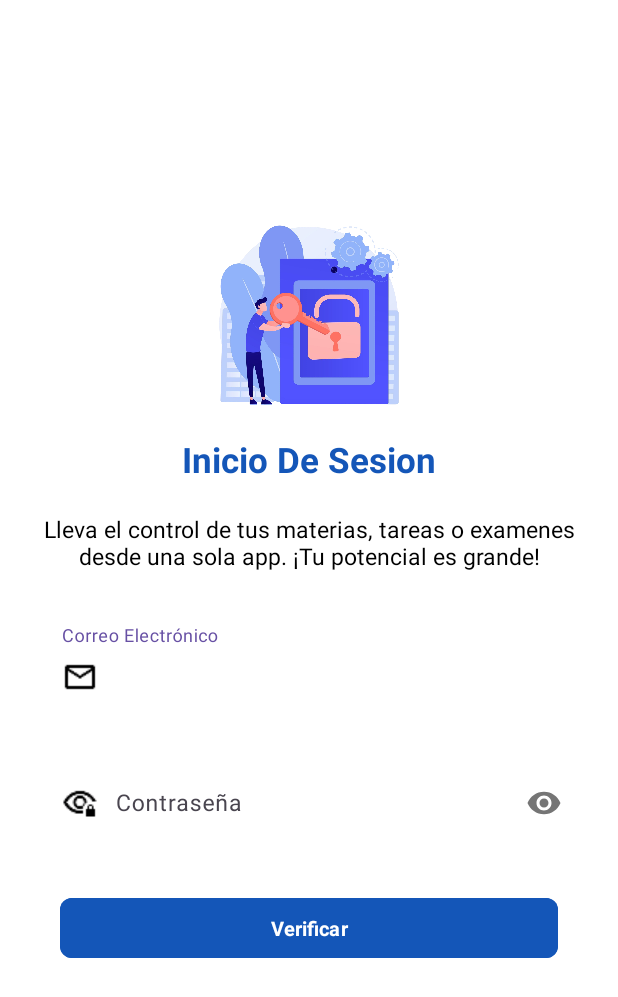
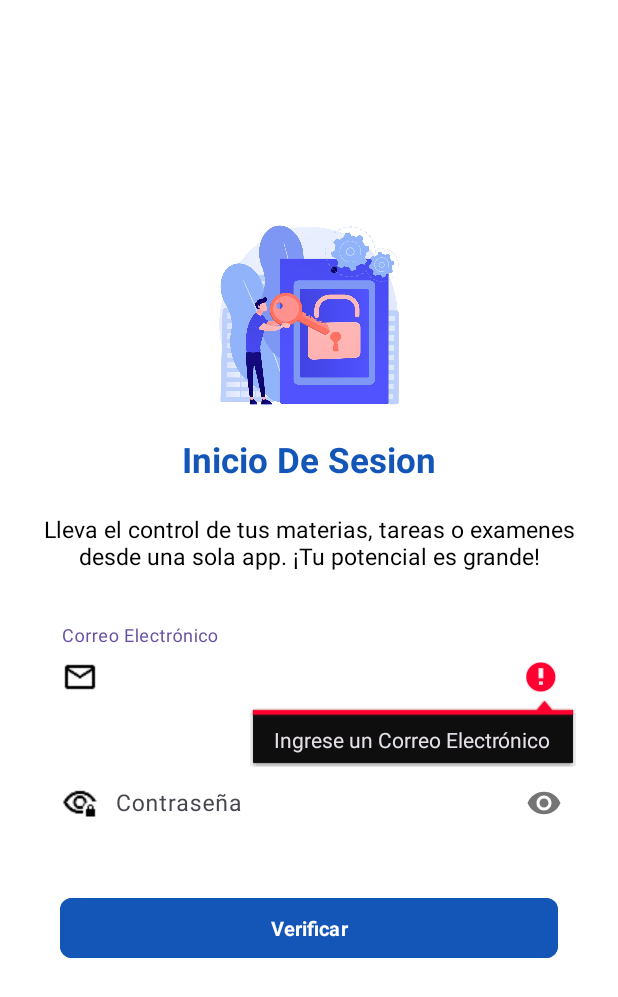
Before and after one commit to LeonidasVS/Agenda-Kotlin, an Android app: the LoginActivity screen opened directly, with no data from a screen before it, after a tap on "Verificar", on a phone screen of 412 x 824 dp. Shown: the top 997 px of the screen. Run offline under Robolectric (Android 15) with nearby library versions, the light colour scheme and no system bars; our stand-ins replace Firebase (no records; nobody signed in at launch, a user with empty details on screens opened directly); Roboto replaces fonts that are not available here.

```diff
--- a/app/src/main/java/com/example/crud_kotlin/LoginActivity.kt
+++ b/app/src/main/java/com/example/crud_kotlin/LoginActivity.kt
@@ -2,6 +2,7 @@ package com.example.crud_kotlin
 
 import android.content.Intent
 import android.os.Bundle
+import android.util.Patterns
 import android.widget.EditText
 import android.widget.Toast
 import androidx.activity.enableEdgeToEdge
@@ -41,23 +42,36 @@ class LoginActivity : AppCompatActivity() {
             insets
         }
 
-        // Inputs
-        val etEmail = findViewById<EditText>(R.id.inputCorreo)
-        val etPassword = findViewById<EditText>(R.id.inputPassword)
-
         // Botón Login
         binding.btnLogin.setOnClickListener {
-            val mail = etEmail.text.toString().trim()
-            val password = etPassword.text.toString().trim()
+            validarUsuario()
+        }
+    }
 
-            // Validar que no estén vacíos
-            if (mail.isEmpty() || password.isEmpty()) {
-                Toast.makeText(this, "Ingrese correo y contraseña", Toast.LENGTH_SHORT).show()
-                return@setOnClickListener
+    private var password=""
+    private var correo=""
+
+    private fun validarUsuario(){
+
+        correo=binding.inputCorreo.text.toString().trim()
+        password=binding.inputPassword.text.toString().trim()
+
+        if (correo.isEmpty()) {
+            binding.inputCorreo.error = "Ingrese un Correo Electrónico"
+            binding.inputCorreo.requestFocus()
+            return
+        } else if (!Patterns.EMAIL_ADDRESS.matcher(correo).matches()) {
+            binding.inputCorreo.error = "Ingrese un Correo Electronico Valido"
+            binding.inputCorreo.requestFocus()
+            return
+        }else if (password.length < 6) {
+            binding.inputPassword.error = "Ingrese una contraseña de al menos 6 caracteres"
+            binding.inputPassword.requestFocus()
+            return
         }
 
         // Autenticación en Firebase
-            auth.signInWithEmailAndPassword(mail, password)
+        auth.signInWithEmailAndPassword(correo, password)
             .addOnCompleteListener { task ->
                 if (task.isSuccessful) {
                     val uid = auth.currentUser?.uid ?: return@addOnCompleteListener
@@ -87,4 +101,3 @@ class LoginActivity : AppCompatActivity() {
             }
     }
 }
-}
```
Also changed, not shown: app/src/main/java/com/example/crud_kotlin/PerfilActivity.kt (+24 -14 lines), app/src/main/java/com/example/crud_kotlin/RegistrarActivity.kt (+89 -58 lines). Lines whose indentation alone changed are shown as unchanged.
